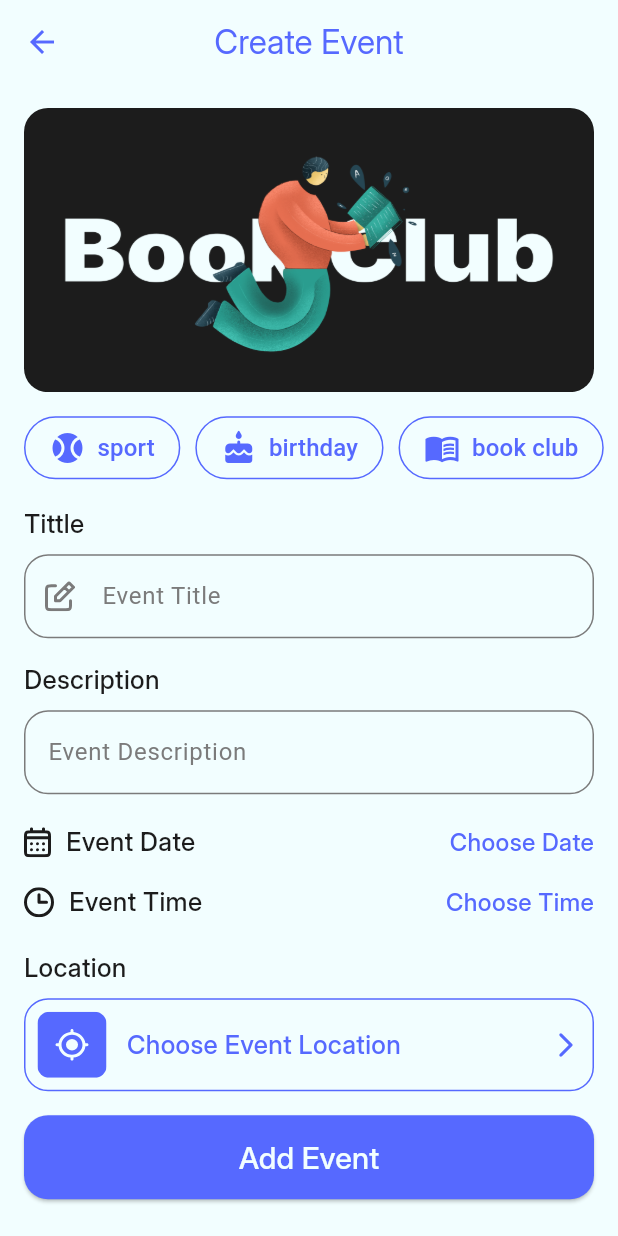
After one commit to sma826/evently_app, a Flutter app: the CreateEventScreen screen opened directly, on a phone screen of 412 x 824 dp. The commit adds this screen. Run offline on Flutter 3.47's test engine with Material 3 defaults, Android fonts, the phone set to English and light mode, and no system bars; our stand-ins replace flutter_svg, smooth_page_indicator; statements that could not run were skipped.

Commit message:
* implement create event screen UI

```diff
--- a/lib/main.dart
+++ b/lib/main.dart
@@ -1,3 +1,4 @@
+import 'package:evently_application/core/constants/app_colors.dart';
 import 'package:evently_application/core/constants/app_theme_style.dart';
 import 'package:evently_application/modules/home%20screen/home_screen.dart';
 import 'package:flutter/material.dart';
@@ -13,6 +14,19 @@ class MyApp extends StatelessWidget {
   @override
   Widget build(BuildContext context) {
     return MaterialApp(
+      theme: ThemeData(
+          timePickerTheme: TimePickerThemeData(
+            backgroundColor: AppColors.backgroundLight,
+            dialBackgroundColor: Colors.blue.shade50,
+            dialHandColor: AppColors.primaryColor,
+            hourMinuteColor: Colors.blue.shade50,
+            hourMinuteTextColor: AppColors.black,
+            dayPeriodColor: Colors.blue.shade50,
+          ),
+          datePickerTheme: DatePickerThemeData(
+            backgroundColor: Colors.blue.shade50,
+          )
+      ),
       debugShowCheckedModeBanner: false,
       // initialRoute: SplashView.routeName, // start at splash
       // routes: {
@@ -22,9 +36,10 @@ class MyApp extends StatelessWidget {
       //   IntroScreens.routeName: (_) => IntroScreens(),
       //   LoginScreen.routeName: (_) => LoginScreen(),
       //   RegisterScreen.routeName: (_) => RegisterScreen(),
+      //   CreateEventScreen.routeName : (_) => CreateEventScreen(),
       // },
       home: HomeScreen(),
-      theme: AppTheme.lightTheme,
+      // theme: AppTheme.lightTheme,
       darkTheme: AppTheme.darkTheme,
       themeMode: ThemeMode.light,
     );
--- /dev/null
+++ b/lib/modules/create event screen/create_event_screen.dart
@@ -0,0 +1,270 @@
+import 'package:evently_application/core/constants/app_colors.dart';
+import 'package:evently_application/models/category_data_model.dart';
+import 'package:evently_application/modules/create%20event%20screen/tab_item_event_screen.dart';
+import 'package:evently_application/widgets/elevated_button.dart';
+import 'package:flutter/material.dart';
+import 'package:flutter_svg/flutter_svg.dart';
+
+import '../../widgets/text_form_field.dart';
+
+class CreateEventScreen extends StatefulWidget {
+  static const String routeName = "/create-event";
+
+  const CreateEventScreen({super.key});
+
+  @override
+  State<CreateEventScreen> createState() => _CreateEventScreenState();
+}
+
+class _CreateEventScreenState extends State<CreateEventScreen> {
+  TextEditingController tittleController = TextEditingController();
+  TextEditingController descriptionController = TextEditingController();
+
+  GlobalKey<FormState> formKey = GlobalKey<FormState>();
+
+  @override
+  Widget build(BuildContext context) {
+    return Scaffold(
+      backgroundColor: AppColors.backgroundLight,
+      appBar: AppBar(
+        backgroundColor: AppColors.backgroundLight,
+        iconTheme: IconThemeData(color: AppColors.primaryColor),
+        title: Text(
+          "Create Event",
+          style: TextStyle(
+            color: AppColors.primaryColor,
+            fontSize: 22,
+            fontWeight: FontWeight.w400,
+            fontFamily: 'Inter',
+          ),
+        ),
+        centerTitle: true,
+      ),
+      body: SafeArea(
+        child: SingleChildScrollView(
+          child: Column(
+            children: [
+              Padding(
+                padding: const EdgeInsets.all(16.0),
+                child: ClipRRect(
+                  borderRadius: BorderRadius.circular(16),
+                  child: Image.asset(
+                    "assets/images/book club.png",
+                    height: MediaQuery.sizeOf(context).height * 0.23,
+                    width: double.infinity,
+                    fit: BoxFit.fill,
+                  ),
+                ),
+              ),
+              DefaultTabController(
+                length: CategoryModel.categories.length,
+                child: TabBar(
+                  tabAlignment: TabAlignment.start,
+                  labelPadding: EdgeInsets.only(right: 10),
+                  padding: EdgeInsets.only(left: 16),
+                  isScrollable: true,
+                  dividerColor: Colors.transparent,
+                  indicatorColor: Colors.transparent,
+                  tabs:
+                      CategoryModel.categories
+                          .map(
+                            (category) => TabItemEventScreen(
+                              label: category.name,
+                              icon: category.icon,
+                              isSelected: false,
+                            ),
+                          )
+                          .toList(),
+                ),
+              ),
+              Padding(
+                padding: const EdgeInsets.all(16.0),
+                child: Form(
+                  key: formKey,
+                  child: Column(
+                    crossAxisAlignment: CrossAxisAlignment.start,
+                    children: [
+                      Text(
+                        "Tittle",
+                        style: TextStyle(
+                          color: AppColors.black,
+                          fontSize: 17,
+                          fontWeight: FontWeight.w500,
+                          fontFamily: 'Inter',
+                        ),
+                      ),
+                      SizedBox(height: 8),
+                      DefaultTextFormField(
+                        hintText: "Event Title",
+                        prefixIconImageName: "tittle",
+                        controller: tittleController,
+                        validator: (value) {
+                          if (value == null || value.isEmpty) {
+                            return "Tittle can not be empty";
+                          }
+                          return null;
+                        },
+                      ),
+                      SizedBox(height: 16),
+                      Text(
+                        "Description",
+                        style: TextStyle(
+                          color: AppColors.black,
+                          fontSize: 17,
+                          fontWeight: FontWeight.w500,
+                          fontFamily: 'Inter',
+                        ),
+                      ),
+                      SizedBox(height: 8),
+                      DefaultTextFormField(
+                        hintText: "Event Description",
+                        controller: descriptionController,
+                        validator: (value) {
+                          if (value == null || value.isEmpty) {
+                            return "Description can not be empty";
+                          }
+                          return null;
+                        },
+                      ),
+                      SizedBox(height: 20),
+                      Row(
+                        children: [
+                          SvgPicture.asset("assets/icons/date.svg"),
+                          SizedBox(width: 10),
+                          Text(
+                            "Event Date",
+                            style: TextStyle(
+                              color: AppColors.black,
+                              fontSize: 17,
+                              fontWeight: FontWeight.w500,
+                              fontFamily: 'Inter',
+                            ),
+                          ),
+                          Spacer(),
+                          InkWell(
+                            onTap: () async {
+                              DateTime? date = await showDatePicker(
+                                context: context,
+                                firstDate: DateTime.now(),
+                                lastDate: DateTime.now().add(
+                                  Duration(days: 365),
+                                ),
+                                initialEntryMode:
+                                    DatePickerEntryMode.calendarOnly,
+                              );
+                            },
+                            child: Text(
+                              "Choose Date",
+                              style: TextStyle(
+                                color: AppColors.primaryColor,
+                                fontSize: 16,
+                                fontWeight: FontWeight.w500,
+                                fontFamily: 'Inter',
+                              ),
+                            ),
+                          ),
+                        ],
+                      ),
+                      SizedBox(height: 16),
+                      Row(
+                        children: [
+                          SvgPicture.asset("assets/icons/time.svg"),
+                          SizedBox(width: 10),
+                          Text(
+                            "Event Time",
+                            style: TextStyle(
+                              color: AppColors.black,
+                              fontSize: 17,
+                              fontWeight: FontWeight.w500,
+                              fontFamily: 'Inter',
+                            ),
+                          ),
+                          Spacer(),
+                          InkWell(
+                            onTap: () async {
+                              TimeOfDay? time = await showTimePicker(
+                                context: context,
+                                initialTime: TimeOfDay.now(),
+                              );
+                            },
+                            child: Text(
+                              "Choose Time",
+                              style: TextStyle(
+                                color: AppColors.primaryColor,
+                                fontSize: 16,
+                                fontWeight: FontWeight.w500,
+                                fontFamily: 'Inter',
+                              ),
+                            ),
+                          ),
+                        ],
+                      ),
+                      SizedBox(height: 20),
+                      Text(
+                        "Location",
+                        style: TextStyle(
+                          color: AppColors.black,
+                          fontSize: 17,
+                          fontWeight: FontWeight.w500,
+                          fontFamily: 'Inter',
+                        ),
+                      ),
+                      SizedBox(height: 8),
+                      Container(
+                        padding: EdgeInsets.all(8),
+                        width: double.infinity,
+                        height: 62,
+                        decoration: BoxDecoration(
+                          borderRadius: BorderRadius.circular(16),
+                          border: Border.all(
+                            width: 1,
+                            color: AppColors.primaryColor,
+                          ),
+                        ),
+                        child: Row(
+                          children: [
+                            SvgPicture.asset(
+                              "assets/icons/location.svg",
+                              width: 46,
+                              height: 46,
+                              fit: BoxFit.fill,
+                            ),
+                            SizedBox(width: 13.5),
+                            Text(
+                              "Choose Event Location",
+                              style: TextStyle(
+                                color: AppColors.primaryColor,
+                                fontFamily: "Inter",
+                                fontSize: 17,
+                                fontWeight: FontWeight.w500,
+                              ),
+                            ),
+                            Spacer(),
+                            Icon(
+                              Icons.arrow_forward_ios_rounded,
+                              color: AppColors.primaryColor,
+                              size: 20,
+                            ),
+                          ],
+                        ),
+                      ),
+                      SizedBox(height: 16),
+                      DefaultElevatedButton(
+                        text: "Add Event",
+                        onPressed: () {},
+                      ),
+                    ],
+                  ),
+                ),
+              ),
+            ],
+          ),
+        ),
+      ),
+    );
+  }
+
+  void createEvent() {
+    if (formKey.currentState!.validate()) {}
+  }
+}
--- /dev/null
+++ b/lib/modules/create event screen/tab_item_event_screen.dart
@@ -0,0 +1,55 @@
+import 'package:evently_application/core/constants/app_colors.dart';
+import 'package:flutter/material.dart';
+
+class TabItemEventScreen extends StatelessWidget {
+  String label;
+  IconData icon;
+  bool isSelected;
+  Color unSelectedBackgroundColor = AppColors.white;
+  Color selectedBackgroundColor = AppColors.primaryColor;
+
+  TabItemEventScreen({
+    super.key,
+    required this.label,
+    // required this.unSelectedBackgroundColor,
+    // required this.selectedBackgroundColor,
+    required this.icon,
+    required this.isSelected,
+  });
+
+  @override
+  Widget build(BuildContext context) {
+    return Container(
+      padding: EdgeInsets.symmetric(horizontal: 16, vertical: 8),
+      decoration: BoxDecoration(
+        color: isSelected ? selectedBackgroundColor : unSelectedBackgroundColor,
+        borderRadius: BorderRadius.circular(46),
+        border: Border.all(color: selectedBackgroundColor, width: 1),
+      ),
+      child: Row(
+        children: [
+          Icon(
+            icon,
+            size: 24,
+            color:
+                isSelected
+                    ? unSelectedBackgroundColor
+                    : selectedBackgroundColor,
+          ),
+          SizedBox(width: 8),
+          Text(
+            label,
+            style: TextStyle(
+              fontSize: 16,
+              fontWeight: FontWeight.w500,
+              color:
+                  isSelected
+                      ? unSelectedBackgroundColor
+                      : selectedBackgroundColor,
+            ),
+          ),
+        ],
+      ),
+    );
+  }
+}
--- a/lib/modules/home screen/home_screen.dart
+++ b/lib/modules/home screen/home_screen.dart
@@ -1,4 +1,5 @@
 import 'package:evently_application/core/constants/app_colors.dart';
+import 'package:evently_application/modules/create%20event%20screen/create_event_screen.dart';
 import 'package:evently_application/nav_bar_icon.dart';
 import 'package:evently_application/taps/home/home_tap.dart';
 import 'package:evently_application/taps/love/love_tap.dart';
@@ -67,8 +68,12 @@ class _HomeScreenState extends State<HomeScreen> {
         height: 70,
         child: FloatingActionButton(
           elevation: 0,
-          onPressed: () {},
-          child: Icon(Icons.add, size: 40, color: AppColors.white,),
+          onPressed: () {
+            Navigator.push(
+              context,
+              MaterialPageRoute(builder: (context) => CreateEventScreen()),
+            );
+          }child: Icon(Icons.add, size: 40, color: AppColors.white,),
           backgroundColor: AppColors.primaryColor,
           shape: CircleBorder(
               side: BorderSide(color: AppColors.white, width: 3,)
--- a/lib/widgets/text_form_field.dart
+++ b/lib/widgets/text_form_field.dart
@@ -2,11 +2,12 @@ import 'package:evently_application/core/constants/app_colors.dart';
 import 'package:flutter/material.dart';
 import 'package:flutter_svg/svg.dart';
 
-class DefaultTextFormField extends StatefulWidget {
+class DefaultTextFormField extends StatelessWidget {
   String hintText;
   TextEditingController? controller;
   void Function(String)? onChange;
   String? prefixIconImageName;
+  String? Function(String?)? validator;
 
   DefaultTextFormField({
     super.key,
@@ -14,28 +15,25 @@ class DefaultTextFormField extends StatefulWidget {
     this.controller,
     this.onChange,
     this.prefixIconImageName,
+    this.validator,
   });
 
   @override
-  State<DefaultTextFormField> createState() => _DefaultTextFormFieldState();
-}
-
-class _DefaultTextFormFieldState extends State<DefaultTextFormField> {
-  @override
   Widget build(BuildContext context) {
     return TextFormField(
-      controller: widget.controller,
-      onChanged: widget.onChange,
+      validator: validator,
+      controller: controller,
+      onChanged: onChange,
       decoration: InputDecoration(
-        hintText: widget.hintText,
-        hintStyle: TextStyle(color: AppColors.primaryColor),
+        hintText: hintText,
+        hintStyle: TextStyle(color: AppColors.grey),
         prefixIcon:
-            widget.prefixIconImageName == null
+            prefixIconImageName == null
                 ? null
                 : Padding(
                   padding: const EdgeInsets.all(12.0),
                   child: SvgPicture.asset(
-                    'assets/icons/${widget.prefixIconImageName}.svg',
+                    'assets/icons/$prefixIconImageName.svg',
                     width: 24,
                     height: 24,
                     fit: BoxFit.scaleDown,
@@ -46,11 +44,11 @@ class _DefaultTextFormFieldState extends State<DefaultTextFormField> {
           borderSide: BorderSide(color: Colors.grey),
         ),
         enabledBorder: OutlineInputBorder(
-          borderSide: BorderSide(color: AppColors.primaryColor),
+          borderSide: BorderSide(color: AppColors.grey),
           borderRadius: BorderRadius.circular(16),
         ),
         focusedBorder: OutlineInputBorder(
-          borderSide: BorderSide(color: AppColors.primaryColor),
+          borderSide: BorderSide(color: AppColors.grey),
           borderRadius: BorderRadius.circular(16),
         ),
         errorBorder: OutlineInputBorder(
```
Also changed, not shown: assets/icons/location.svg (added).
